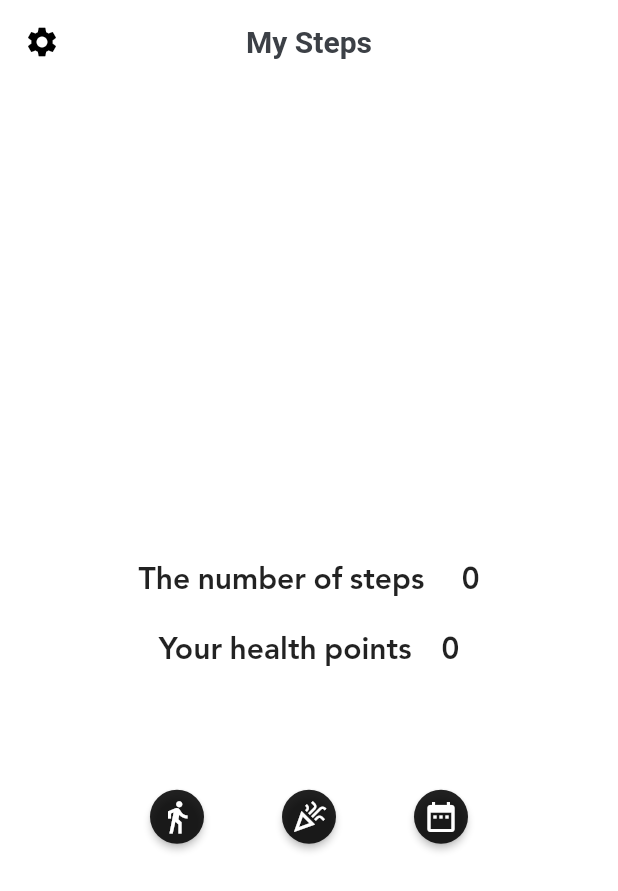
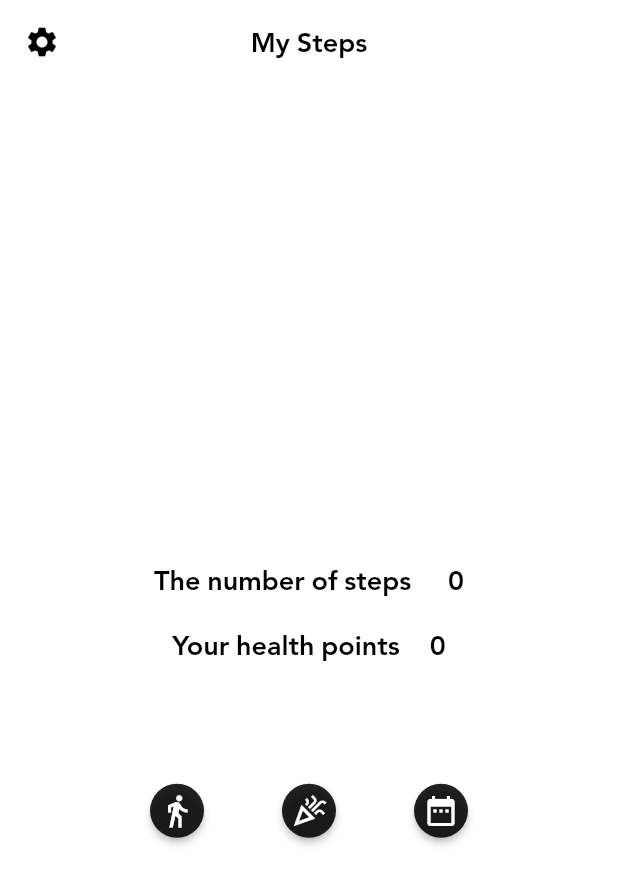
Before and after one commit to alaa-awad/flutter-steps-tracker, a Flutter app: the WalkScreen screen opened directly, after a tap on the "arrow back ios" icon, on a phone screen of 412 x 824 dp. Shown: the top 891 px of the screen. Run offline on Flutter 3.47's test engine with Material 2 defaults, Android fonts, the phone set to English and light mode, and no system bars; our stand-ins replace awesome_dialog, bloc, cloud_firestore, dartz, equatable, firebase_auth and 9 more; accounts and stored records are empty; network calls fail.

Commit message:
dark mode

```diff
--- a/assets/lang/ar.json
+++ b/assets/lang/ar.json
@@ -25,11 +25,12 @@
 
   "SettingPage_appBar_text": "صفحة الاعدادات",
   "SettingPage_language_text": "تغيير اللغة",
-  "SettingPage_theme_text": "تغيير اللغة",
+  "SettingPage_theme_text": "تغيير الثيم",
   "Setting_screen_button_language_title":"أختر لغة",
   "Setting_screen_button_language_default":"الافتراضي",
   "Setting_screen_button_language_button":"أختر",
   "Setting_screen_button_theme_title":"أختر ثيم",
   "Setting_screen_button_theme_lightTheme":"مظهر خفيف",
-  "Setting_screen_button_theme_darkTheme":"مظهر داكن"
+  "Setting_screen_button_theme_darkTheme":"مظهر داكن",
+  "SettingPage_button_logOut": "تسجيل الخروج"
 }
--- a/assets/lang/en.json
+++ b/assets/lang/en.json
@@ -56,5 +56,6 @@
   "Setting_screen_button_language_button":"Select",
   "Setting_screen_button_theme_title":"Choose theme",
   "Setting_screen_button_theme_lightTheme":"Light Theme",
-  "Setting_screen_button_theme_darkTheme":"Dark Theme"
+  "Setting_screen_button_theme_darkTheme":"Dark Theme",
+  "SettingPage_button_logOut": "Log Out"
 }
--- a/lib/core/themes/app_theme.dart
+++ b/lib/core/themes/app_theme.dart
@@ -1,100 +1,119 @@
 import 'package:flutter/material.dart';
 import 'package:flutter/services.dart';
-import 'package:hexcolor/hexcolor.dart';
 
 import 'colors.dart';
 
-
-
-
 final ThemeData darkTheme = ThemeData(
-  colorScheme: ColorScheme.fromSwatch().copyWith(
-    primary: primaryColor,
-    secondary: secondaryColor),
-  scaffoldBackgroundColor: HexColor('333739'),
+  colorScheme: ColorScheme.fromSwatch()
+      .copyWith(primary: primaryColorDark, secondary: secondaryColorDark),
+  scaffoldBackgroundColor: backgroundDark,
   appBarTheme: AppBarTheme(
     titleSpacing: 20.0,
     backwardsCompatibility: false,
     systemOverlayStyle: SystemUiOverlayStyle(
-      statusBarColor: HexColor('333739'),
+      statusBarColor: surfaceDark,
       statusBarIconBrightness: Brightness.light,
     ),
-    backgroundColor: HexColor('333739'),
+    backgroundColor: backgroundDark,
     elevation: 0.0,
-    titleTextStyle: const TextStyle(
-      color: Colors.white,
+    titleTextStyle: TextStyle(
+      color: textColorDark,
       fontSize: 20.0,
       fontWeight: FontWeight.bold,
     ),
-    iconTheme: const IconThemeData(
-      color: Colors.white,
+    iconTheme: IconThemeData(
+      color: onPrimaryColorDark,
     ),
   ),
   bottomNavigationBarTheme: BottomNavigationBarThemeData(
     type: BottomNavigationBarType.fixed,
-    selectedItemColor: primaryColor,
+    selectedItemColor: primaryColorDark,
     unselectedItemColor: Colors.grey,
     elevation: 20.0,
-    backgroundColor: HexColor('333739'),
+    backgroundColor: backgroundDark,
   ),
-  textTheme: const TextTheme(
+  textTheme: TextTheme(
       bodyText1: TextStyle(
         fontSize: 18.0,
         fontWeight: FontWeight.w600,
-        color: Colors.white,
+        color: textColorDark,
       ),
       subtitle1: TextStyle(
         fontSize: 15.0,
-        color: Colors.white,
+        color: textColorDark,
         height: 1.4,
-      )
+      ),
+    subtitle2: TextStyle(
+      fontSize: 15.0,
+      // fontWeight: FontWeight.w600,
+      color: textColorLight,
+      height: 1.4,
+    ),
   ),
   fontFamily: 'Jannah',
+  cardColor: surfaceDark,
+  iconTheme: IconThemeData(
+    color: onPrimaryColorDark,
+  ),
+  buttonTheme: ButtonThemeData(
+    buttonColor: onPrimaryColorDark,
+    textTheme: ButtonTextTheme.primary,
+  ),
 );
 
 final ThemeData lightTheme = ThemeData(
   //primarySwatch: defaultColor,
-  colorScheme: ColorScheme.fromSwatch().copyWith(
-      primary: primaryColor,
-      secondary: secondaryColor),
-  scaffoldBackgroundColor: Colors.white,
-  appBarTheme: const AppBarTheme(
+  colorScheme: ColorScheme.fromSwatch()
+      .copyWith(primary: primaryColorLight, secondary: secondaryColorLight),
+  scaffoldBackgroundColor: backgroundLight,
+  appBarTheme: AppBarTheme(
     titleSpacing: 20.0,
     backwardsCompatibility: false,
     systemOverlayStyle: SystemUiOverlayStyle(
-      statusBarColor: Colors.white,
+      statusBarColor: backgroundLight,
       statusBarIconBrightness: Brightness.dark,
     ),
-    backgroundColor: Colors.white,
+    backgroundColor: backgroundLight,
     elevation: 0.0,
     titleTextStyle: TextStyle(
-      color: kTextColor,
+      color: textColorLight,
       fontSize: 20.0,
       fontWeight: FontWeight.bold,
     ),
     iconTheme: IconThemeData(
-      color: Colors.black,
+      color: onPrimaryColorLight,
     ),
   ),
-  bottomNavigationBarTheme:  BottomNavigationBarThemeData(
+  bottomNavigationBarTheme: BottomNavigationBarThemeData(
     type: BottomNavigationBarType.fixed,
-    selectedItemColor: primaryColor,
+    selectedItemColor: primaryColorLight,
     unselectedItemColor: Colors.grey,
     elevation: 20.0,
-    backgroundColor: Colors.white,
+    backgroundColor: backgroundLight,
   ),
-  textTheme: const TextTheme(
+  textTheme: TextTheme(
     bodyText1: TextStyle(
       fontSize: 18.0,
       fontWeight: FontWeight.w600,
-      color: Colors.black,
+      color: textColorLight,
     ),
     subtitle1: TextStyle(
       fontSize: 15.0,
       // fontWeight: FontWeight.w600,
-      color: Colors.black,
+      color: textColorLight,
+      height: 1.4,
+    ),
+    subtitle2: TextStyle(
+      fontSize: 15.0,
+      // fontWeight: FontWeight.w600,
+      color: textColorDark,
       height: 1.4,
     ),
   ),
   fontFamily: 'Jannah',
+  cardColor: surfaceLight,
+  iconTheme: IconThemeData(
+    color: onPrimaryColorLight,
+  ),
+  buttonColor: onPrimaryColorLight,
 );
--- a/lib/core/widgets/adaptive/adaptive_button.dart
+++ b/lib/core/widgets/adaptive/adaptive_button.dart
@@ -17,7 +17,7 @@ class AdaptiveButton extends StatelessWidget {
   AdaptiveButton({
     Key? key,
     required this.os,
-    this.background = defaultColor,
+    this.background = primaryColorLight,
     this.width = double.infinity,
     this.height = 50,
     this.isUpperCase = true,
@@ -43,9 +43,7 @@ class AdaptiveButton extends StatelessWidget {
             child: Text(
               isUpperCase ? text.toUpperCase() : text,
               // isUpperCase ? text.toUpperCase() : text,
-              style: const TextStyle(
-                color: Colors.white,
-              ),
+              style: Theme.of(context).textTheme.subtitle2,
             ),
           ),
         ),
--- a/lib/core/widgets/adaptive/adaptive_text_field.dart
+++ b/lib/core/widgets/adaptive/adaptive_text_field.dart
@@ -70,17 +70,19 @@ class AdaptiveTextField extends StatelessWidget {
         validator: validate,
         decoration: InputDecoration(
           labelText: label,
-          prefixIcon: prefix != null ? Icon(prefix) : null,
+          prefixIcon: prefix != null ? Icon(prefix,color: Theme.of(context).iconTheme.color,) : null,
           suffixIcon: suffix != null
               ? IconButton(
                   onPressed: suffixPressed,
                   icon: Icon(
                     suffix,
+                    color: Theme.of(context).iconTheme.color,
                   ),
                 )
               : null,
           border: inputBorder,
           hintText: hintText,
+          labelStyle: Theme.of(context).textTheme.subtitle1,
         ),
       );
     }
@@ -91,7 +93,7 @@ class AdaptiveTextField extends StatelessWidget {
       prefix: prefix != null
           ? Icon(
               prefix,
-              color: defaultColor,
+              color: primaryColorLight,
             )
           : null,
       /*  suffix:suffix != null ? IconButton(
--- a/lib/core/widgets/decision_home_screen.dart
+++ b/lib/core/widgets/decision_home_screen.dart
@@ -12,7 +12,7 @@ void decisionHomeScreen() {
   language = CacheHelper.getData(key: 'language');
   theme = CacheHelper.getData(key: 'theme');
   if (AppString.userToken != null) {
-    home = const HomePage();
+    home =  HomePage();
   } else {
     home = RegisterScreen();
   }
--- a/lib/features/auth/presentation/cubit/user_cubit.dart
+++ b/lib/features/auth/presentation/cubit/user_cubit.dart
@@ -2,6 +2,7 @@ import 'package:bloc/bloc.dart';
 import 'package:equatable/equatable.dart';
 import 'package:flutter/material.dart';
 import 'package:flutter_bloc/flutter_bloc.dart';
+import 'package:flutter_steps_tracker/core/routing/navigate_and_finish.dart';
 import '../../../../core/strings/map_failure_to_message.dart';
 import '../../domain/usecases/log_out_usecase.dart';
 import '../../domain/usecases/sign_up_usecase.dart';
--- a/lib/features/steps_tracker/presentation/pages/home_page.dart
+++ b/lib/features/steps_tracker/presentation/pages/home_page.dart
@@ -7,25 +7,38 @@ import 'package:flutter_steps_tracker/features/steps_tracker/presentation/pages/
 import 'package:flutter_steps_tracker/features/steps_tracker/presentation/pages/reward_page.dart';
 import 'package:flutter_steps_tracker/features/steps_tracker/presentation/pages/setting_page.dart';
 import 'package:flutter_steps_tracker/features/steps_tracker/presentation/pages/walk_screen.dart';
+import 'package:hexcolor/hexcolor.dart';
+import '../../../../core/themes/app_theme.dart';
+import '../../../../core/var.dart';
 import '../widgets/home_page/personal_information.dart';
 
 class HomePage extends StatelessWidget {
-  const HomePage({Key? key}) : super(key: key);
+   HomePage({Key? key}) : super(key: key);
 
+  Color backgroundButtonColor = Colors.white;
+  Color iconButtonColor = HexColor("#121212");
   @override
   Widget build(BuildContext context) {
     StepsTrackerCubit.get(context).getUser();
+    backgroundButtonColor = theme == null || theme == "lightTheme" ?Colors.black87:Colors.white;
+    iconButtonColor = theme == null || theme == "lightTheme" ?Colors.white:HexColor("#121212");
     return Scaffold(
       appBar: AppBar(
-        title: Text(getTranslated(context, "App_name")),
+        title: Text(
+          getTranslated(context, "App_name"),
+          style: Theme.of(context).textTheme.bodyText1,
+        ),
         centerTitle: true,
-        leading: IconButton(onPressed: (){
-          navigateTo(context, SettingPage());
-        },icon: const Icon(Icons.settings),),
+        leading: IconButton(
+          onPressed: () {
+            navigateTo(context, const SettingPage());
+          },
+          icon: const Icon(Icons.settings),
+        ),
       ),
-      body: BlocConsumer<StepsTrackerCubit,StepsTrackerState>(
-        listener: (context,state){},
-        builder: (context,state){
+      body: BlocConsumer<StepsTrackerCubit, StepsTrackerState>(
+        listener: (context, state) {},
+        builder: (context, state) {
           return Column(
             mainAxisAlignment: MainAxisAlignment.center,
             crossAxisAlignment: CrossAxisAlignment.start,
@@ -41,22 +54,22 @@ class HomePage extends StatelessWidget {
                     onPressed: () {
                       navigateTo(context, const WalkScreen());
                     },
-                    color: Colors.black87,
+                   color: backgroundButtonColor,
                     shape: const CircleBorder(),
-                    child: const Icon(
+                    child: Icon(
                       Icons.directions_walk,
-                      color: Colors.white,
+                      color: iconButtonColor,
                     ),
                   ),
                   MaterialButton(
                     onPressed: () {
                       navigateTo(context, RewardPage());
                     },
-                    color: Colors.black87,
+                    color: backgroundButtonColor,
                     shape: const CircleBorder(),
-                    child: const Icon(
+                    child:  Icon(
                       Icons.celebration_outlined,
-                      color: Colors.white,
+                      color: iconButtonColor,
                     ),
                   ),
                   MaterialButton(
@@ -64,11 +77,11 @@ class HomePage extends StatelessWidget {
                       //StepsTrackerCubit.get(context).getHistoryCubit();
                       navigateTo(context, HistoryPage());
                     },
-                    color: Colors.black87,
+                    color: backgroundButtonColor,
                     shape: const CircleBorder(),
-                    child: const Icon(
+                    child:  Icon(
                       Icons.date_range,
-                      color: Colors.white,
+                      color: iconButtonColor,
                     ),
                   ),
                 ],
--- a/lib/features/steps_tracker/presentation/pages/walk_screen.dart
+++ b/lib/features/steps_tracker/presentation/pages/walk_screen.dart
@@ -4,6 +4,7 @@ import 'package:flutter_steps_tracker/core/routing/navigate_to.dart';
 import 'package:flutter_steps_tracker/features/steps_tracker/domain/entities/history.dart';
 import 'package:flutter_steps_tracker/features/steps_tracker/presentation/cubit/steps_tracker_cubit.dart';
 import 'package:flutter_steps_tracker/features/steps_tracker/presentation/pages/home_page.dart';
+import 'package:hexcolor/hexcolor.dart';
 import 'package:pedometer/pedometer.dart';
 import '../../../../core/functions/format_date.dart';
 import '../../../../core/localization/get_translate.dart';
@@ -96,29 +97,29 @@ class _WalkScreenState extends State<WalkScreen> {
         title: Text(getTranslated(context, "WalkPage_appBar_text")),
         centerTitle: true,
         leading: IconButton(icon: const Icon(Icons.arrow_back_ios),onPressed: (){
-          navigateAndFinish(context, const HomePage());
+          navigateAndFinish(context, HomePage());
         },),
       ),
       body: Center(
         child: Column(
           mainAxisAlignment: MainAxisAlignment.center,
           children: <Widget>[
-            const Text(
+             Text(
               'Steps taken:',
-              style: TextStyle(fontSize: 30),
+              style: Theme.of(context).textTheme.bodyText1?.copyWith(fontSize: 30),
             ),
             Text(
               _steps,
-              style: const TextStyle(fontSize: 60),
+              style: Theme.of(context).textTheme.bodyText1?.copyWith(fontSize: 60),
             ),
-            const Divider(
+             Divider(
               height: 100,
               thickness: 0,
-              color: Colors.white,
+              color: theme =="lightTheme"||theme == null ?Colors.white : HexColor("#121212"),
             ),
-            const Text(
+             Text(
               'Pedestrian status:',
-              style: TextStyle(fontSize: 30),
+              style: Theme.of(context).textTheme.bodyText1?.copyWith(fontSize: 30),
             ),
             Icon(
               _status == 'walking'
@@ -127,12 +128,13 @@ class _WalkScreenState extends State<WalkScreen> {
                       ? Icons.accessibility_new
                       : Icons.error,
               size: 100,
+              color: theme =="lightTheme"||theme == null ?HexColor("#121212"):Colors.white,
             ),
             Center(
               child: Text(
                 _status,
                 style: _status == 'walking' || _status == 'stopped'
-                    ? const TextStyle(fontSize: 30)
+                    ? Theme.of(context).textTheme.bodyText1?.copyWith(fontSize: 60)
                     : const TextStyle(fontSize: 20, color: Colors.red),
               ),
             ),
--- a/lib/features/steps_tracker/presentation/widgets/home_page/personal_information.dart
+++ b/lib/features/steps_tracker/presentation/widgets/home_page/personal_information.dart
@@ -5,14 +5,9 @@ import 'package:flutter_steps_tracker/core/var.dart';
 class PersonalInformation extends StatelessWidget {
    PersonalInformation({Key? key}) : super(key: key);
 
-  TextStyle textStyle = const TextStyle(
-    fontSize: 20,
-    fontWeight: FontWeight.bold
-
-  );
-
   @override
   Widget build(BuildContext context) {
+    TextStyle textStyle = Theme.of(context).textTheme.bodyText1!;
     return Column(
       crossAxisAlignment: CrossAxisAlignment.center,
       children: [
--- a/lib/features/steps_tracker/presentation/widgets/reward_page/show_dialog.dart
+++ b/lib/features/steps_tracker/presentation/widgets/reward_page/show_dialog.dart
@@ -20,7 +20,9 @@ dynamic showDialogReward(
     animType: AnimType.SCALE,
     buttonsBorderRadius: const BorderRadius.all(Radius.circular(2)),
     title: title,
+    titleTextStyle: Theme.of(context).textTheme.bodyText1,
     desc: describe,
+    descTextStyle: Theme.of(context).textTheme.subtitle1,
     btnCancelOnPress: () {},
     btnOkOnPress: function,
     btnOkText: btnOkText,
--- a/lib/features/steps_tracker/presentation/widgets/setting_page/dialog_language.dart
+++ b/lib/features/steps_tracker/presentation/widgets/setting_page/dialog_language.dart
@@ -107,7 +107,7 @@ class _DialogContainLanguageState extends State<DialogContainLanguage> {
             child: Text(
               getTranslated(
                   context, 'Setting_screen_button_language_button'),
-              style: Theme.of(context).textTheme.headline6,
+              style: Theme.of(context).textTheme.bodyText1?.copyWith(fontSize: 20),
             ),
           ),
         ],
--- a/lib/features/steps_tracker/presentation/widgets/setting_page/theme_dialog.dart
+++ b/lib/features/steps_tracker/presentation/widgets/setting_page/theme_dialog.dart
@@ -1,8 +1,6 @@
 import 'package:awesome_dialog/awesome_dialog.dart';
 import 'package:flutter/material.dart';
 import 'package:flutter_steps_tracker/features/steps_tracker/presentation/cubit/steps_tracker_cubit.dart';
-import 'package:flutter_steps_tracker/features/steps_tracker/presentation/cubit/steps_tracker_cubit.dart';
-
 import '../../../../../core/localization/get_translate.dart';
 import '../../../../../core/var.dart';
 import '../../../../../core/widgets/my_divider.dart';
@@ -38,7 +36,7 @@ class _DialogContainThemeState extends State<DialogContainTheme> {
     return Column(
       children: [
         Text(getTranslated(context, 'Setting_screen_button_theme_title'),
-            style: Theme.of(context).textTheme.subtitle1),
+            style: Theme.of(context).textTheme.bodyText1?.copyWith(fontSize: 17)),
         const SizedBox(height: 10),
         SizedBox(
           width: 80,
@@ -78,7 +76,7 @@ class _DialogContainThemeState extends State<DialogContainTheme> {
           },
           child: Text(
             getTranslated(context, 'Setting_screen_button_language_button'),
-            style: Theme.of(context).textTheme.headline6,
+            style: Theme.of(context).textTheme.bodyText1?.copyWith(fontSize: 20),
           ),
         ),
       ],
```
Also changed, not shown: lib/core/themes/colors.dart (+19 -8 lines), lib/features/auth/presentation/pages/register_screen.dart (+24 -12 lines), lib/features/steps_tracker/presentation/pages/history_page.dart (+5 -3 lines), lib/features/steps_tracker/presentation/pages/reward_page.dart (+8 -4 lines), lib/features/steps_tracker/presentation/pages/setting_page.dart (+45 -13 lines), lib/main.dart (+10 -2 lines).
